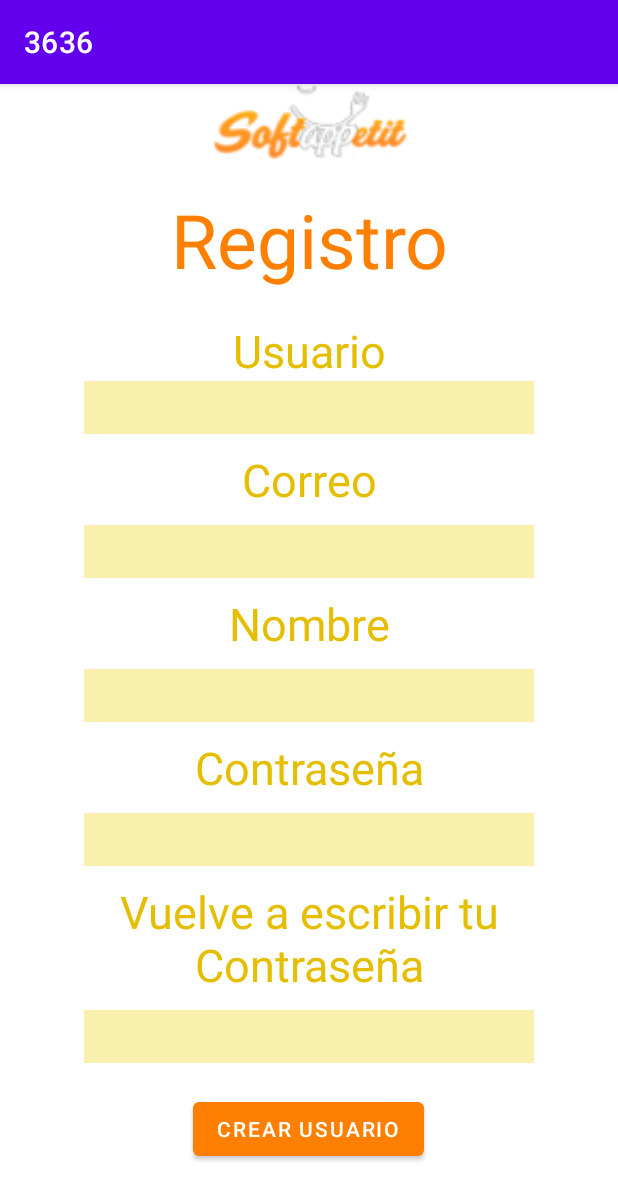
After one commit to DanielFalconGuerra/App_3636, an Android app: the RegisterUser screen opened directly, with no data from a screen before it, on a phone screen of 412 x 824 dp. The commit adds this screen. Shown: the top 1200 px of the screen. Run offline under Robolectric (Android 15) with nearby library versions, the phone set to English and light mode, and no system bars.

Commit message:
Login codigo agregado

```diff
--- a/app/src/main/AndroidManifest.xml
+++ b/app/src/main/AndroidManifest.xml
@@ -12,6 +12,9 @@
         android:roundIcon="@mipmap/ic_launcher_round"
         android:supportsRtl="true"
         android:theme="@style/Theme.3636">
+        <activity
+            android:name=".RegisterUser"
+            android:exported="false" />
         <activity
             android:name=".Login"
             android:exported="false" />
--- /dev/null
+++ b/app/src/main/java/com/example/a3636/RegisterUser.java
@@ -0,0 +1,18 @@
+package com.example.a3636;
+
+import androidx.appcompat.app.AppCompatActivity;
+
+import android.graphics.Color;
+import android.os.Bundle;
+import android.widget.Button;
+
+public class RegisterUser extends AppCompatActivity {
+
+    @Override
+    protected void onCreate(Bundle savedInstanceState) {
+        super.onCreate(savedInstanceState);
+        setContentView(R.layout.activity_register_user);
+        Button BtnRegisterUser = findViewById(R.id.BtnRegisterUser);
+        BtnRegisterUser.setBackgroundColor(Color.rgb(255, 128, 0));
+    }
+}
--- a/app/src/main/res/layout/activity_login.xml
+++ b/app/src/main/res/layout/activity_login.xml
@@ -67,6 +67,12 @@
                 android:layout_gravity="center"
                 android:text="Iniciar sesión"
                 android:layout_marginVertical="20dp"/>
+            <Button
+                android:id="@+id/BtnRegister"
+                android:layout_width="wrap_content"
+                android:layout_height="wrap_content"
+                android:layout_gravity="center"
+                android:text="Registrarse"/>
         </LinearLayout>
     </LinearLayout>
 
--- /dev/null
+++ b/app/src/main/res/layout/activity_register_user.xml
@@ -0,0 +1,130 @@
+<?xml version="1.0" encoding="utf-8"?>
+<androidx.constraintlayout.widget.ConstraintLayout xmlns:android="http://schemas.android.com/apk/res/android"
+    xmlns:app="http://schemas.android.com/apk/res-auto"
+    xmlns:tools="http://schemas.android.com/tools"
+    android:layout_width="match_parent"
+    android:layout_height="match_parent"
+    android:background="@color/white"
+    tools:context=".RegisterUser">
+    <RelativeLayout
+        android:layout_width="match_parent"
+        android:layout_height="match_parent"
+        android:background="@color/white">
+        <ScrollView
+            android:layout_width="match_parent"
+            android:layout_height="wrap_content">
+            <LinearLayout
+                android:layout_width="match_parent"
+                android:layout_height="match_parent"
+                android:orientation="vertical"
+                android:gravity="center">
+                <ImageView
+                    android:layout_width="140dp"
+                    android:layout_height="50dp"
+                    android:background="@mipmap/logosoft"/>
+                <TextView
+                    android:layout_width="match_parent"
+                    android:layout_height="wrap_content"
+                    android:text="Registro"
+                    android:textSize="50sp"
+                    android:gravity="center"
+                    android:textColor="@color/orange"
+                    android:layout_marginBottom="80dp"
+                    android:layout_marginVertical="20dp"/>
+
+                <LinearLayout
+                    android:layout_width="match_parent"
+                    android:layout_height="wrap_content"
+                    android:orientation="vertical"
+                    tools:ignore="ExtraText">
+                    <TextView
+                        android:layout_width="match_parent"
+                        android:layout_height="wrap_content"
+                        android:text="Usuario"
+                        android:textSize="30sp"
+                        android:gravity="center"
+                        android:textColor="@color/yellow"/>
+                    <EditText
+                        android:id="@+id/newUserET"
+                        android:layout_width="300dp"
+                        android:layout_height="35dp"
+                        android:layout_gravity="center"
+                        android:background="@color/yellowEditText"
+                        android:textColor="@color/black"/>
+                    <TextView
+                        android:layout_width="match_parent"
+                        android:layout_height="wrap_content"
+                        android:text="Correo"
+                        android:textSize="30sp"
+                        android:gravity="center"
+                        android:textColor="@color/yellow"
+                        android:layout_marginVertical="10dp"/>
+                    <EditText
+                        android:id="@+id/newMailET"
+                        android:layout_width="300dp"
+                        android:layout_height="35dp"
+                        android:layout_gravity="center"
+                        android:background="@color/yellowEditText"
+                        android:textColor="@color/black"/>
+                    <TextView
+                        android:layout_width="match_parent"
+                        android:layout_height="wrap_content"
+                        android:text="Nombre"
+                        android:textSize="30sp"
+                        android:gravity="center"
+                        android:textColor="@color/yellow"
+                        android:layout_marginVertical="10dp"/>
+                    <EditText
+                        android:id="@+id/newNameET"
+                        android:layout_width="300dp"
+                        android:layout_height="35dp"
+                        android:layout_gravity="center"
+                        android:background="@color/yellowEditText"
+                        android:textColor="@color/black"/>
+                    <TextView
+                        android:layout_width="match_parent"
+                        android:layout_height="wrap_content"
+                        android:text="Contraseña"
+                        android:textSize="30sp"
+                        android:gravity="center"
+                        android:textColor="@color/yellow"
+                        android:layout_marginVertical="10dp"
+                        />
+                    <EditText
+                        android:id="@+id/newPasswordET"
+                        android:layout_width="300dp"
+                        android:layout_height="35dp"
+                        android:layout_gravity="center"
+                        android:background="@color/yellowEditText"
+                        android:textColor="@color/black"
+                        android:inputType="textPassword"/>
+                    <TextView
+                        android:layout_width="match_parent"
+                        android:layout_height="wrap_content"
+                        android:text="Vuelve a escribir tu Contraseña"
+                        android:textSize="30sp"
+                        android:gravity="center"
+                        android:textColor="@color/yellow"
+                        android:layout_marginVertical="10dp"
+                        />
+                    <EditText
+                        android:id="@+id/repeatPasswordET"
+                        android:layout_width="300dp"
+                        android:layout_height="35dp"
+                        android:layout_gravity="center"
+                        android:background="@color/yellowEditText"
+                        android:textColor="@color/black"
+                        android:inputType="textPassword"/>
+                    <Button
+                        android:id="@+id/BtnRegisterUser"
+                        android:layout_width="wrap_content"
+                        android:layout_height="wrap_content"
+                        android:layout_gravity="center"
+                        android:layout_marginVertical="20dp"
+                        android:text="Crear usuario"/>
+                </LinearLayout>
+            </LinearLayout>
+        </ScrollView>
+    </RelativeLayout>
+
+</androidx.constraintlayout.widget.ConstraintLayout>
```
Also changed, not shown: app/src/main/java/com/example/a3636/Login.java (+28 -11 lines), app/src/main/java/com/example/a3636/database/DatabaseConnection.java (+18 -11 lines).
